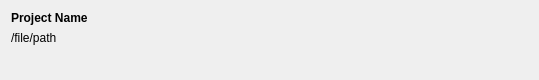
Qt form src/bin/scenarist-desktop/UserInterfaceLayer/StartUp/ProjectFileWidget.ui (dimkanovikov/KITScenarist) before a commit.
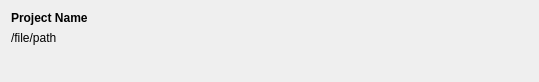
The same form after that commit. Icons and pictures are not drawn. Custom widgets are drawn as their Qt base class.

Patch:
```diff
--- a/src/bin/scenarist-desktop/UserInterfaceLayer/StartUp/ProjectFileWidget.ui
+++ b/src/bin/scenarist-desktop/UserInterfaceLayer/StartUp/ProjectFileWidget.ui
@@ -7,7 +7,7 @@
     <x>0</x>
     <y>0</y>
     <width>539</width>
-    <height>70</height>
+    <height>79</height>
    </rect>
   </property>
   <property name="cursor">
@@ -149,9 +149,18 @@
          <verstretch>0</verstretch>
         </sizepolicy>
        </property>
+       <property name="minimumSize">
+        <size>
+         <width>0</width>
+         <height>16</height>
+        </size>
+       </property>
        <property name="text">
         <string>/file/path</string>
        </property>
+       <property name="alignment">
+        <set>Qt::AlignLeading|Qt::AlignLeft|Qt::AlignTop</set>
+       </property>
       </widget>
      </item>
      <item row="2" column="1" colspan="2">
```
